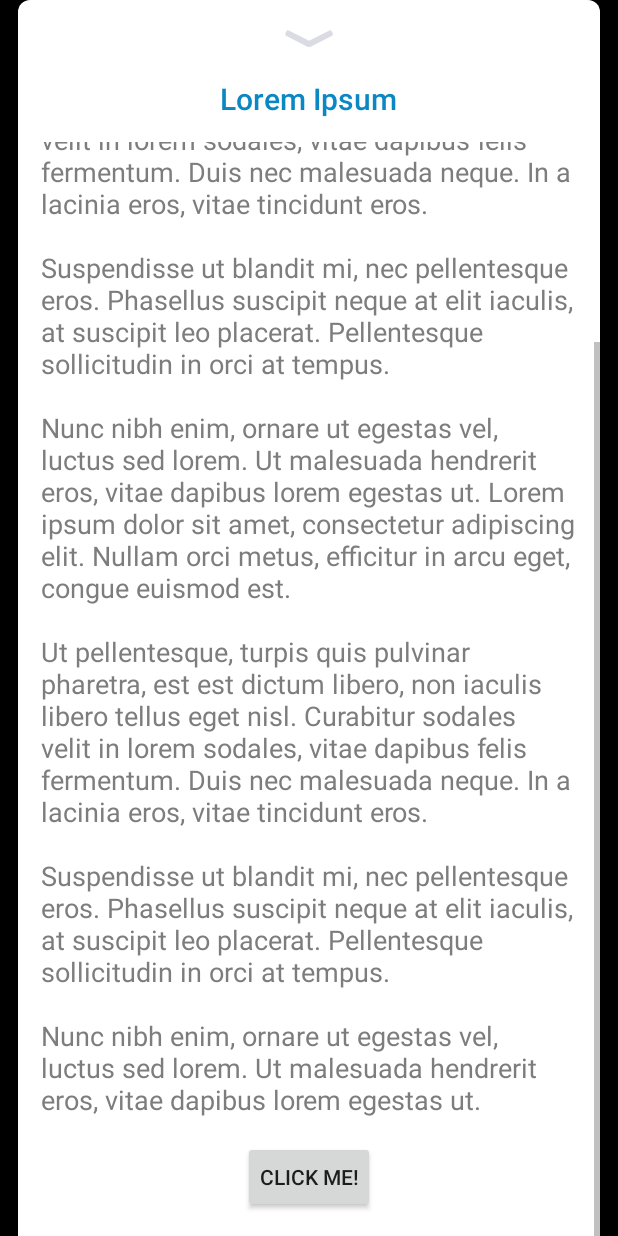
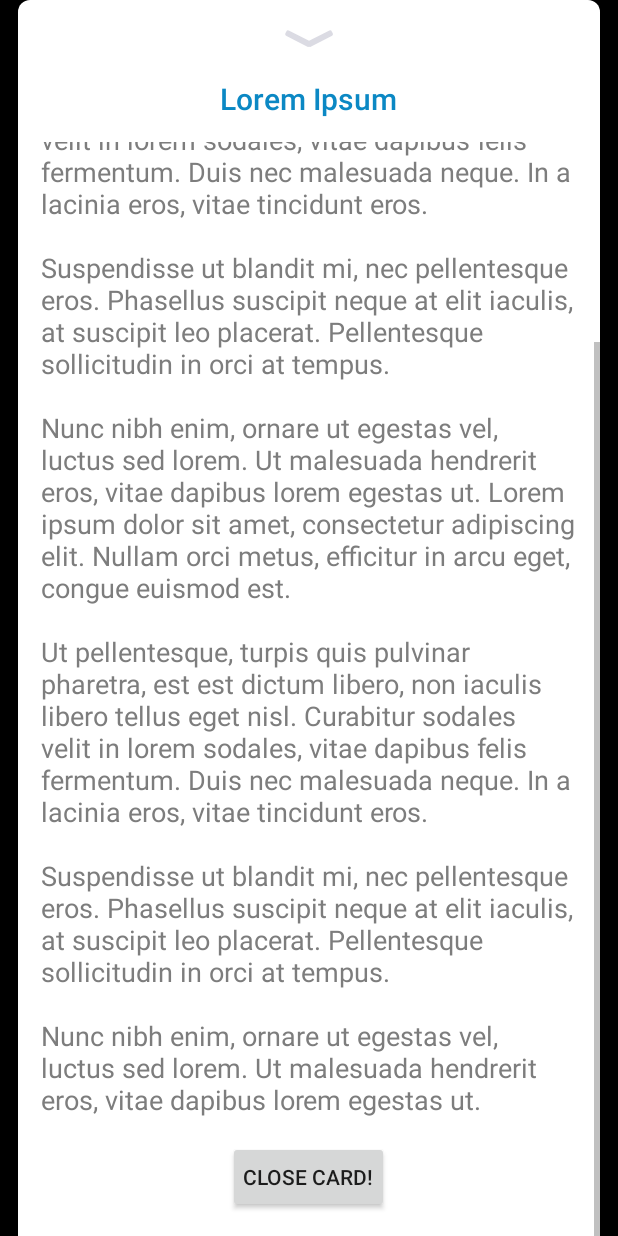
Before and after one commit to davidmigloz/drag-to-close, an Android app: the Card1Activity screen opened directly, with no data from a screen before it, scrolled down 163 dp, on a phone screen of 412 x 824 dp. Run offline under Robolectric (Android 15) with nearby library versions, the phone set to English and light mode, and no system bars.

Commit message:
Implement #6 reopen dragged container.

```diff
--- a/sample/src/main/java/com/davidmiguel/sample/Card1Activity.java
+++ b/sample/src/main/java/com/davidmiguel/sample/Card1Activity.java
@@ -5,13 +5,13 @@ import android.support.v7.app.AppCompatActivity;
 import android.util.Log;
 import android.view.View;
 import android.widget.Button;
-import android.widget.Toast;
 
 import com.davidmiguel.dragtoclose.DragListener;
 import com.davidmiguel.dragtoclose.DragToClose;
 
 /**
  * In this example the activity is closed when the card is dragged out.
+ * Dragging events are logged.
  */
 public class Card1Activity extends AppCompatActivity {
 
@@ -22,8 +22,8 @@ public class Card1Activity extends AppCompatActivity {
         super.onCreate(savedInstanceState);
         setContentView(R.layout.activity_card1);
 
-        DragToClose outerLayout = (DragToClose) findViewById(R.id.drag_to_close);
-        outerLayout.setDragListener(new DragListener() {
+        final DragToClose dragToClose = (DragToClose) findViewById(R.id.drag_to_close);
+        dragToClose.setDragListener(new DragListener() {
             @Override
             public void onStartDraggingView() {
                 Log.d(TAG, "onStartDraggingView()");
@@ -38,7 +38,7 @@ public class Card1Activity extends AppCompatActivity {
         btn.setOnClickListener(new View.OnClickListener() {
             @Override
             public void onClick(View v) {
-                Toast.makeText(Card1Activity.this, R.string.clicked, Toast.LENGTH_SHORT).show();
+                dragToClose.closeDraggableContainer();
             }
         });
     }
--- a/sample/src/main/res/layout/activity_card1.xml
+++ b/sample/src/main/res/layout/activity_card1.xml
@@ -68,7 +68,7 @@
                     android:layout_marginBottom="15dp"
                     android:layout_marginTop="15dp"
                     android:padding="10dp"
-                    android:text="@string/click_me" />
+                    android:text="@string/close_card" />
 
             </LinearLayout>
         </ScrollView>
--- a/sample/src/main/res/values/strings.xml
+++ b/sample/src/main/res/values/strings.xml
@@ -6,7 +6,7 @@
     <string name="developed_by">Developed by David Miguel</string>
     <string name="lorem_ipsum">Lorem Ipsum</string>
     <string name="lorem_text">Lorem ipsum dolor sit amet, consectetur adipiscing elit. Nullam orci metus, efficitur in arcu eget, congue euismod est.\n\nUt pellentesque, turpis quis pulvinar pharetra, est est dictum libero, non iaculis libero tellus eget nisl. Curabitur sodales velit in lorem sodales, vitae dapibus felis fermentum. Duis nec malesuada neque. In a lacinia eros, vitae tincidunt eros.\n\nSuspendisse ut blandit mi, nec pellentesque eros. Phasellus suscipit neque at elit iaculis, at suscipit leo placerat. Pellentesque sollicitudin in orci at tempus.\n\nNunc nibh enim, ornare ut egestas vel, luctus sed lorem. Ut malesuada hendrerit eros, vitae dapibus lorem egestas ut. Lorem ipsum dolor sit amet, consectetur adipiscing elit. Nullam orci metus, efficitur in arcu eget, congue euismod est.\n\nUt pellentesque, turpis quis pulvinar pharetra, est est dictum libero, non iaculis libero tellus eget nisl. Curabitur sodales velit in lorem sodales, vitae dapibus felis fermentum. Duis nec malesuada neque. In a lacinia eros, vitae tincidunt eros.\n\nSuspendisse ut blandit mi, nec pellentesque eros. Phasellus suscipit neque at elit iaculis, at suscipit leo placerat. Pellentesque sollicitudin in orci at tempus.\n\nNunc nibh enim, ornare ut egestas vel, luctus sed lorem. Ut malesuada hendrerit eros, vitae dapibus lorem egestas ut.</string>
-    <string name="click_me">Click me!</string>
-    <string name="clicked">You clicked me!!!</string>
     <string name="reopen">Reopen!</string>
+    <string name="reopen_card">The activity has not been finished.\nReopen card!</string>
+    <string name="close_card">Close card!</string>
 </resources>
```
Also changed, not shown: lib/src/main/java/com/davidmiguel/dragtoclose/DragToClose.java (+32 -13 lines), sample/src/main/java/com/davidmiguel/sample/Card2Activity.java (+11 -0 lines), sample/src/main/res/layout/activity_card2.xml (+9 -0 lines).
